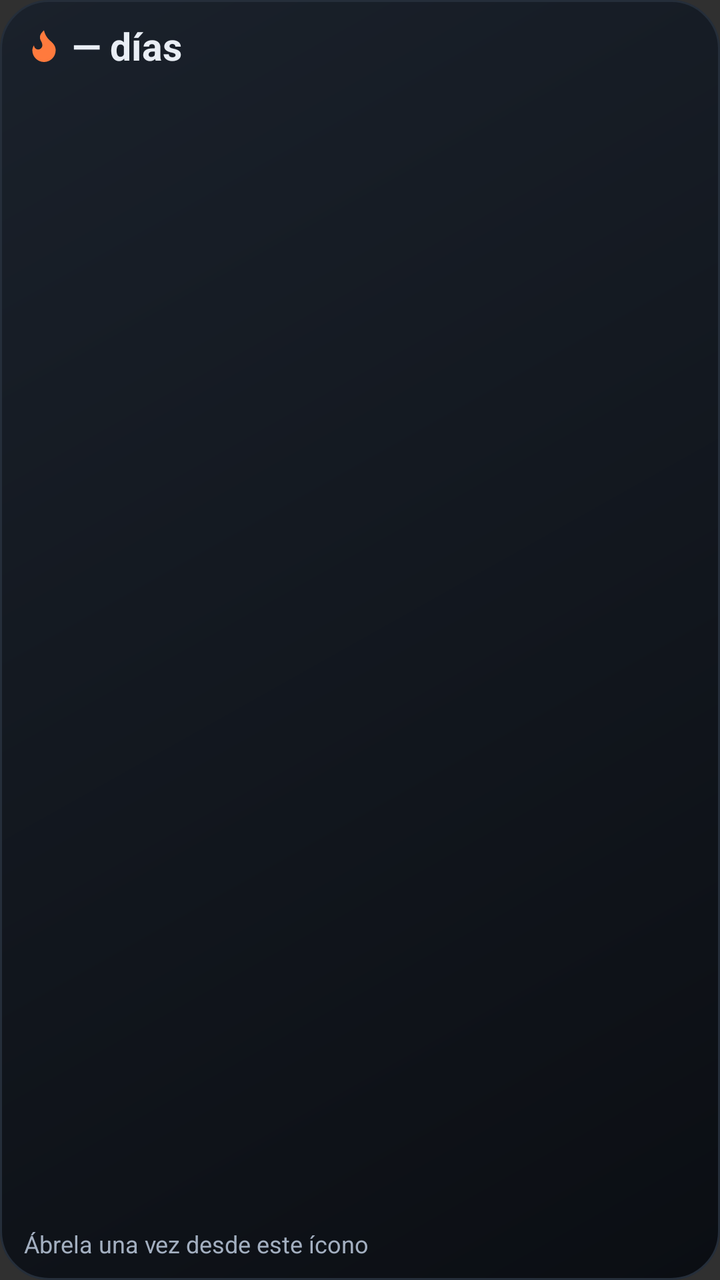
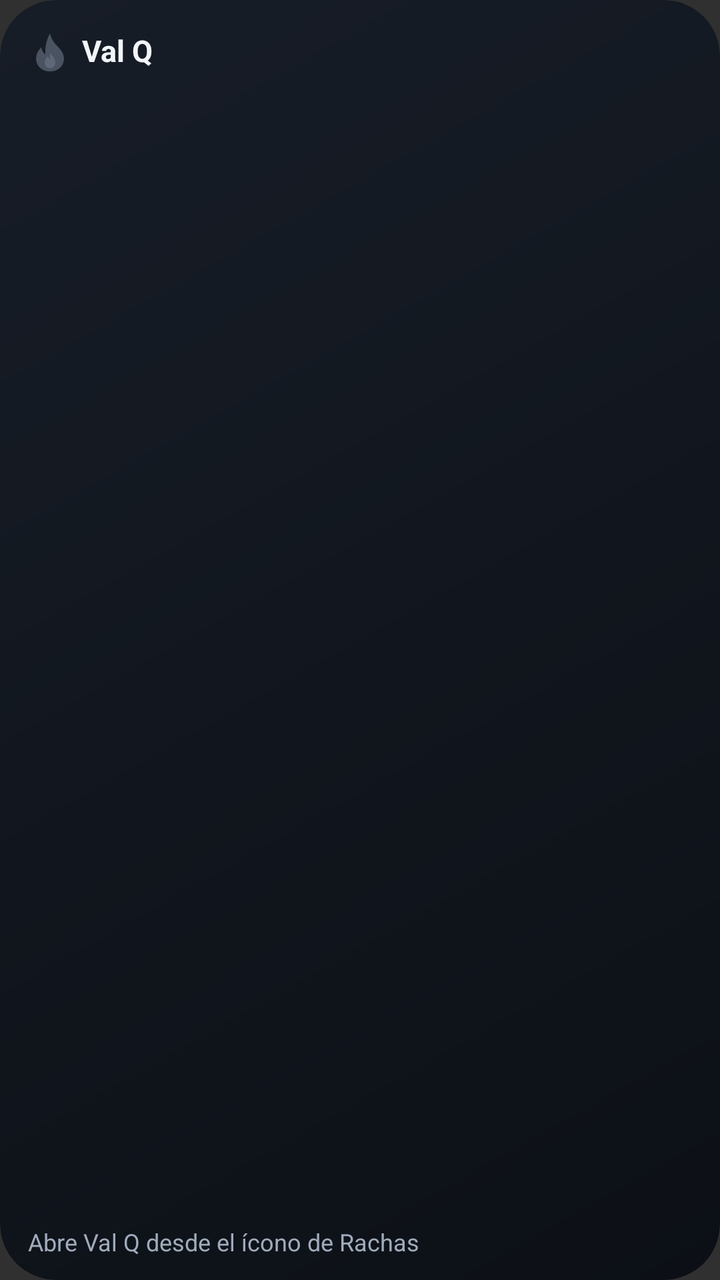

The first picture is an Android layout as it rendered before a commit; the second is the same layout after the commit. The layout source and the unified diff follow.
<!-- AndroidManifest.xml: application theme Theme.Rachas -->
<!-- res/layout/widget_valq.xml -->
<?xml version="1.0" encoding="utf-8"?>
<LinearLayout xmlns:android="http://schemas.android.com/apk/res/android"
    android:id="@+id/widget_root"
    android:layout_width="match_parent"
    android:layout_height="match_parent"
    android:background="@drawable/widget_bg_valq"
    android:orientation="vertical"
    android:paddingStart="12dp"
    android:paddingTop="10dp"
    android:paddingEnd="12dp"
    android:paddingBottom="10dp">

    <LinearLayout
        android:layout_width="match_parent"
        android:layout_height="wrap_content"
        android:gravity="center_vertical"
        android:orientation="horizontal">

        <ImageView
            android:id="@+id/flame"
            android:layout_width="20dp"
            android:layout_height="20dp"
            android:contentDescription="@null"
            android:src="@drawable/ic_flame" />

        <TextView
            android:id="@+id/streak"
            android:layout_width="wrap_content"
            android:layout_height="wrap_content"
            android:layout_marginStart="4dp"
            android:text="— días"
            android:textColor="#FFE9EEF5"
            android:textSize="19sp"
            android:textStyle="bold" />

        <TextView
            android:id="@+id/phrase"
            android:layout_width="0dp"
            android:layout_height="wrap_content"
            android:layout_marginStart="8dp"
            android:layout_weight="1"
            android:ellipsize="end"
            android:maxLines="1"
            android:text=""
            android:textColor="#FF2EE6A8"
            android:textSize="12.5sp"
            android:textStyle="bold" />

        <TextView
            android:id="@+id/day"
            android:layout_width="wrap_content"
            android:layout_height="wrap_content"
            android:layout_marginStart="6dp"
            android:text=""
            android:textColor="#FFA3AFC0"
            android:textSize="11sp" />
    </LinearLayout>

    <ImageView
        android:id="@+id/chart"
        android:layout_width="match_parent"
        android:layout_height="0dp"
        android:layout_marginTop="4dp"
        android:layout_weight="1"
        android:contentDescription="@null"
        android:scaleType="fitCenter" />

    <TextView
        android:id="@+id/line"
        android:layout_width="match_parent"
        android:layout_height="wrap_content"
        android:layout_marginTop="2dp"
        android:ellipsize="end"
        android:maxLines="1"
        android:text="Ábrela una vez desde este ícono"
        android:textColor="#FFA3AFC0"
        android:textSize="12sp" />
</LinearLayout>
<!-- resources referenced by this layout -->
<resources>
  <!-- drawable ic_flame (drawable) -->
  <?xml version="1.0" encoding="utf-8"?>
  <vector xmlns:android="http://schemas.android.com/apk/res/android"
      android:width="24dp"
      android:height="24dp"
      android:viewportWidth="24"
      android:viewportHeight="24">
      <path
          android:fillColor="#FFFF7A3D"
          android:pathData="M8.5,14.5A2.5,2.5 0,0 0,11 12c0,-1.38 -0.5,-2 -1,-3 -1.07,-2.14 -0.22,-4.05 2,-6 0.5,2.5 2,4.9 4,6.5 2,1.6 3,3.5 3,5.5a7,7 0,1 1,-14 0c0,-1.15 0.43,-2.29 1,-3a2.5,2.5 0,0 0,2.5 2.5z" />
  </vector>
  <!-- drawable widget_bg_valq (drawable) -->
  <?xml version="1.0" encoding="utf-8"?>
  <shape xmlns:android="http://schemas.android.com/apk/res/android" android:shape="rectangle">
      <corners android:radius="24dp" />
      <gradient android:angle="315" android:startColor="#FF1A212B" android:endColor="#FF0B0E13" />
      <stroke android:width="1dp" android:color="#FF252E3A" />
  </shape>
  <style name="Theme.Rachas" parent="android:Theme.Material.NoActionBar" />
</resources>

<!-- the commit's change to res/layout/widget_valq.xml (unified diff, before → after) -->
@@ -1,78 +1,131 @@
 <?xml version="1.0" encoding="utf-8"?>
-<LinearLayout xmlns:android="http://schemas.android.com/apk/res/android"
-    android:id="@+id/widget_root"
+<FrameLayout xmlns:android="http://schemas.android.com/apk/res/android"
+    android:id="@android:id/background"
     android:layout_width="match_parent"
     android:layout_height="match_parent"
     android:background="@drawable/widget_bg_valq"
-    android:orientation="vertical"
-    android:paddingStart="12dp"
-    android:paddingTop="10dp"
-    android:paddingEnd="12dp"
-    android:paddingBottom="10dp">
+    android:clipToOutline="true">
+
+    <ImageView
+        android:id="@+id/glow"
+        android:layout_width="match_parent"
+        android:layout_height="match_parent"
+        android:contentDescription="@null"
+        android:scaleType="fitXY"
+        android:src="@drawable/widget_glow"
+        android:visibility="gone" />
 
     <LinearLayout
         android:layout_width="match_parent"
-        android:layout_height="wrap_content"
-        android:gravity="center_vertical"
-        android:orientation="horizontal">
+        android:layout_height="match_parent"
+        android:orientation="vertical"
+        android:paddingStart="14dp"
+        android:paddingTop="11dp"
+        android:paddingEnd="14dp"
+        android:paddingBottom="11dp">
+
+        <LinearLayout
+            android:layout_width="match_parent"
+            android:layout_height="30dp"
+            android:gravity="center_vertical"
+            android:orientation="horizontal">
+
+            <ImageView
+                android:id="@+id/flame"
+                android:layout_width="22dp"
+                android:layout_height="22dp"
+                android:contentDescription="@null"
+                android:src="@drawable/ic_flame_off" />
+
+            <TextView
+                android:id="@+id/streak"
+                android:layout_width="wrap_content"
+                android:layout_height="wrap_content"
+                android:layout_marginStart="5dp"
+                android:includeFontPadding="false"
+                android:maxLines="1"
+                android:text="Val Q"
+                android:textColor="#FFF2F5F9"
+                android:textSize="15sp"
+                android:textStyle="bold" />
+
+            <TextView
+                android:id="@+id/chip"
+                android:layout_width="wrap_content"
+                android:layout_height="wrap_content"
+                android:layout_marginStart="7dp"
+                android:background="@drawable/chip_oro"
+                android:letterSpacing="0.06"
+                android:paddingStart="6dp"
+                android:paddingTop="2dp"
+                android:paddingEnd="6dp"
+                android:paddingBottom="2dp"
+                android:text=""
+                android:textSize="9.5sp"
+                android:textStyle="bold"
+                android:visibility="gone" />
+
+            <TextView
+                android:id="@+id/phrase"
+                android:layout_width="0dp"
+                android:layout_height="wrap_content"
+                android:layout_marginStart="10dp"
+                android:layout_weight="1"
+                android:ellipsize="end"
+                android:maxLines="1"
+                android:text=""
+                android:textColor="#FF2EE6A8"
+                android:textSize="12.5sp"
+                android:textStyle="bold" />
+        </LinearLayout>
 
         <ImageView
-            android:id="@+id/flame"
-            android:layout_width="20dp"
-            android:layout_height="20dp"
+            android:id="@+id/chart"
+            android:layout_width="match_parent"
+            android:layout_height="0dp"
+            android:layout_marginTop="6dp"
+            android:layout_weight="1"
             android:contentDescription="@null"
-            android:src="@drawable/ic_flame" />
+            android:scaleType="fitCenter" />
 
-        <TextView
-            android:id="@+id/streak"
-            android:layout_width="wrap_content"
+        <LinearLayout
+            android:layout_width="match_parent"
             android:layout_height="wrap_content"
-            android:layout_marginStart="4dp"
-            android:text="— días"
-            android:textColor="#FFE9EEF5"
-            android:textSize="19sp"
-            android:textStyle="bold" />
+            android:layout_marginTop="6dp"
+            android:gravity="center_vertical"
+            android:orientation="horizontal">
 
-        <TextView
-            android:id="@+id/phrase"
-            android:layout_width="0dp"
-            android:layout_height="wrap_content"
-            android:layout_marginStart="8dp"
-            android:layout_weight="1"
-            android:ellipsize="end"
-            android:maxLines="1"
-            android:text=""
-            android:textColor="#FF2EE6A8"
-            android:textSize="12.5sp"
-            android:textStyle="bold" />
+            <TextView
+                android:id="@+id/line"
+                android:layout_width="0dp"
+                android:layout_height="wrap_content"
+                android:layout_weight="1"
+                android:drawablePadding="5dp"
+                android:ellipsize="end"
+                android:gravity="center_vertical"
+                android:maxLines="1"
+                android:text="Abre Val Q desde el ícono de Rachas"
+                android:textColor="#FFA0ABBB"
+                android:textSize="12sp" />
 
-        <TextView
-            android:id="@+id/day"
-            android:layout_width="wrap_content"
-            android:layout_height="wrap_content"
-            android:layout_marginStart="6dp"
-            android:text=""
-            android:textColor="#FFA3AFC0"
-            android:textSize="11sp" />
+            <TextView
+                android:id="@+id/day"
+                android:layout_width="wrap_content"
+                android:layout_height="wrap_content"
+                android:layout_marginStart="8dp"
+                android:maxLines="1"
+                android:text=""
+                android:textColor="#FFA0ABBB"
+                android:textSize="11.5sp" />
+        </LinearLayout>
     </LinearLayout>
 
     <ImageView
-        android:id="@+id/chart"
+        android:id="@+id/outline"
         android:layout_width="match_parent"
-        android:layout_height="0dp"
-        android:layout_marginTop="4dp"
-        android:layout_weight="1"
+        android:layout_height="match_parent"
         android:contentDescription="@null"
-        android:scaleType="fitCenter" />
-
-    <TextView
-        android:id="@+id/line"
-        android:layout_width="match_parent"
-        android:layout_height="wrap_content"
-        android:layout_marginTop="2dp"
-        android:ellipsize="end"
-        android:maxLines="1"
-        android:text="Ábrela una vez desde este ícono"
-        android:textColor="#FFA3AFC0"
-        android:textSize="12sp" />
-</LinearLayout>
+        android:scaleType="fitXY"
+        android:src="@drawable/widget_outline"
+        android:visibility="gone" />
+</FrameLayout>
<!-- resource entries referenced after the edit -->
@@ -1,6 +1,12 @@
 <!-- resources referenced by this layout -->
 <resources>
-  <!-- drawable ic_flame (drawable) -->
+  <!-- drawable chip_oro (drawable) -->
+  <?xml version="1.0" encoding="utf-8"?>
+  <shape xmlns:android="http://schemas.android.com/apk/res/android" android:shape="rectangle">
+      <corners android:radius="6dp" />
+      <solid android:color="#2EF5C542" />
+  </shape>
+  <!-- drawable ic_flame_off (drawable) -->
   <?xml version="1.0" encoding="utf-8"?>
   <vector xmlns:android="http://schemas.android.com/apk/res/android"
       android:width="24dp"
@@ -8,16 +14,40 @@
       android:viewportWidth="24"
       android:viewportHeight="24">
       <path
-          android:fillColor="#FFFF7A3D"
-          android:pathData="M8.5,14.5A2.5,2.5 0,0 0,11 12c0,-1.38 -0.5,-2 -1,-3 -1.07,-2.14 -0.22,-4.05 2,-6 0.5,2.5 2,4.9 4,6.5 2,1.6 3,3.5 3,5.5a7,7 0,1 1,-14 0c0,-1.15 0.43,-2.29 1,-3a2.5,2.5 0,0 0,2.5 2.5z" />
+          android:fillColor="#FF4A5361"
+          android:pathData="M12,1.8C12.6,4.9 14.2,7 16.1,8.9C18.2,11 19.6,13 19.6,15.6C19.6,19.7 16.3,22.6 12,22.6C7.7,22.6 4.4,19.7 4.4,15.6C4.4,13.1 5.6,11.1 7.3,9.4C7.5,11.3 8.3,12.6 9.5,13.3C9.1,9.6 10.1,5.2 12,1.8Z" />
+      <path
+          android:fillColor="#FF5E6877"
+          android:pathData="M12,12.3C12.9,14.1 14.9,15.3 14.9,17.7C14.9,19.5 13.6,20.8 12,20.8C10.4,20.8 9.1,19.5 9.1,17.9C9.1,16.3 10.1,15.2 10.9,14.3C11.1,15.2 11.5,15.8 12.1,16.1C11.8,14.8 11.8,13.5 12,12.3Z" />
   </vector>
   <!-- drawable widget_bg_valq (drawable) -->
   <?xml version="1.0" encoding="utf-8"?>
   <shape xmlns:android="http://schemas.android.com/apk/res/android" android:shape="rectangle">
-      <corners android:radius="24dp" />
-      <gradient android:angle="315" android:startColor="#FF1A212B" android:endColor="#FF0B0E13" />
-      <stroke android:width="1dp" android:color="#FF252E3A" />
+      <corners android:radius="@dimen/widget_radius" />
+      <gradient android:angle="315" android:endColor="#FF0C1016" android:startColor="#FF171D27" />
+  </shape>
+  <!-- drawable widget_glow (drawable) -->
+  <?xml version="1.0" encoding="utf-8"?>
+  <shape xmlns:android="http://schemas.android.com/apk/res/android" android:shape="rectangle">
+      <corners android:radius="@dimen/widget_radius" />
+      <gradient
+          android:centerColor="#14FFFFFF"
+          android:centerX="0.06"
+          android:centerY="0.1"
+          android:endColor="#00FFFFFF"
+          android:gradientRadius="120%"
+          android:startColor="#47FFFFFF"
+          android:type="radial" />
+  </shape>
+  <!-- drawable widget_outline (drawable) -->
+  <?xml version="1.0" encoding="utf-8"?>
+  <shape xmlns:android="http://schemas.android.com/apk/res/android" android:shape="rectangle">
+      <corners android:radius="@dimen/widget_radius" />
+      
+      <solid android:color="#00000000" />
+      <stroke android:width="1.6dp" android:color="#E6FFFFFF" />
   </shape>
   <style name="Theme.Rachas" parent="android:Theme.Material.NoActionBar" />
+  <dimen name="widget_radius">24dp</dimen>
 </resources>
 
